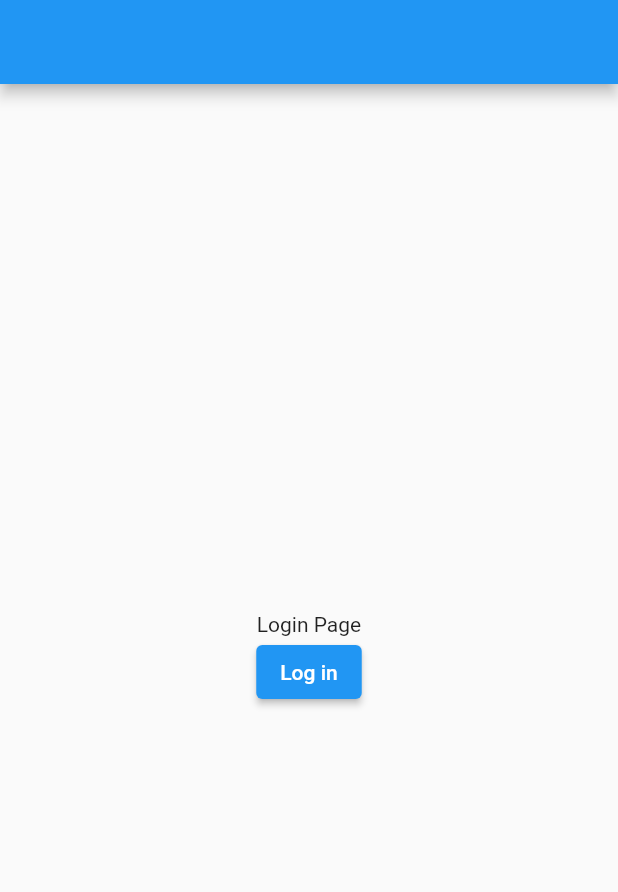
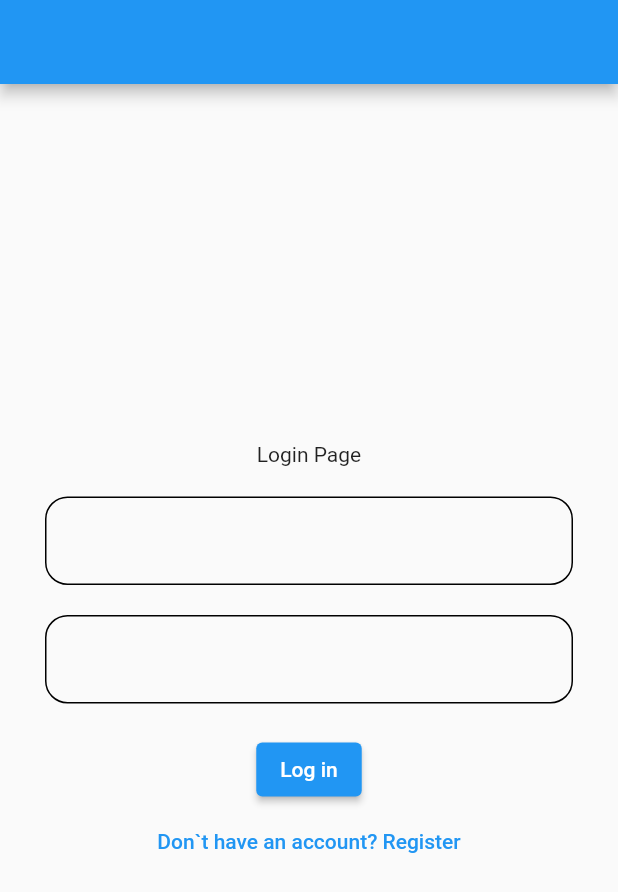
Before and after one commit to kamil-matula/MovieRecommender, a Flutter app: the screen it shows after launch, after a tap on "Log in", on a phone screen of 412 x 824 dp. Shown: the top 892 px of the screen. Run offline on Flutter 3.47's test engine with Material 2 defaults, Android fonts, the phone set to English and light mode, and no system bars; our stand-ins replace firebase_auth, firebase_core, flutter_bloc; accounts and stored records are empty; network calls fail.

Commit message:
Add basic UI and logic for logging and registering

```diff
--- a/lib/core/navigation_manager.dart
+++ b/lib/core/navigation_manager.dart
@@ -2,6 +2,7 @@ import 'package:firebase_auth/firebase_auth.dart';
 import 'package:flutter/material.dart';
 import 'package:flutter_bloc/flutter_bloc.dart';
 import 'package:movie_recommender/view/auth_page/auth_page.dart';
+import 'package:movie_recommender/view/auth_page/cubit/auth_page_type_cubit.dart';
 import 'package:movie_recommender/view/main_page/cubit/bottom_nav_bar_cubit.dart';
 import 'package:movie_recommender/view/main_page/main_page.dart';
 
@@ -19,7 +20,10 @@ class NavigationManager extends StatelessWidget {
             child: const MainPage(),
           );
         }
-        return const AuthPage();
+        return BlocProvider(
+          create: (_) => AuthPageTypeCubit(),
+          child: const AuthPage(),
+        );
       },
     );
   }
--- a/lib/view/auth_page/auth_page.dart
+++ b/lib/view/auth_page/auth_page.dart
@@ -1,5 +1,9 @@
 import 'package:firebase_auth/firebase_auth.dart';
 import 'package:flutter/material.dart';
+import 'package:flutter_bloc/flutter_bloc.dart';
+import 'package:movie_recommender/view/auth_page/cubit/auth_page_type_cubit.dart';
+import 'package:movie_recommender/view/auth_page/widgets/login_page_content.dart';
+import 'package:movie_recommender/view/auth_page/widgets/register_page_content.dart';
 
 class AuthPage extends StatelessWidget {
   const AuthPage({Key? key}) : super(key: key);
@@ -8,20 +12,15 @@ class AuthPage extends StatelessWidget {
   Widget build(BuildContext context) {
     return Scaffold(
       appBar: AppBar(), // TODO: Customize it or remove it
-      body: Column(
-        mainAxisAlignment: MainAxisAlignment.center,
-        children: [
-          // TODO: Add input fields and buttons
-          const Text('Login Page'),
-          Center(
-            child: ElevatedButton(
-              onPressed: () async {
-                FirebaseAuth.instance.signInAnonymously();
-              },
-              child: const Text('Log in'),
-            ),
-          ),
-        ],
+      body: Padding(
+        padding: const EdgeInsets.symmetric(horizontal: 30.0),
+        child: BlocBuilder<AuthPageTypeCubit, AuthPageType>(
+          builder: (_, pageType) {
+            return pageType == AuthPageType.Login
+                ? const LoginPageContent()
+                : const RegisterPageContent();
+          },
+        ),
       ),
     );
   }
--- /dev/null
+++ b/lib/view/auth_page/cubit/auth_page_type_cubit.dart
@@ -0,0 +1,14 @@
+import 'package:flutter_bloc/flutter_bloc.dart';
+
+enum AuthPageType { Login, Register }
+
+/// Cubit responsible for switching between Login Page and Register Page.
+class AuthPageTypeCubit extends Cubit<AuthPageType> {
+  AuthPageTypeCubit() : super(AuthPageType.Login);
+
+  /// Changes state to [AuthPageType.Login].
+  void goToLoginPage() => emit(AuthPageType.Login);
+
+  /// Changes state to [AuthPageType.Register].
+  void goToRegisterPage() => emit(AuthPageType.Register);
+}
--- /dev/null
+++ b/lib/view/auth_page/widgets/login_page_content.dart
@@ -0,0 +1,45 @@
+import 'package:firebase_auth/firebase_auth.dart';
+import 'package:flutter/material.dart';
+import 'package:flutter_bloc/flutter_bloc.dart';
+import 'package:movie_recommender/view/auth_page/cubit/auth_page_type_cubit.dart';
+import 'package:movie_recommender/view/widgets/input_field.dart';
+
+class LoginPageContent extends StatefulWidget {
+  const LoginPageContent({Key? key}) : super(key: key);
+
+  @override
+  State<LoginPageContent> createState() => _LoginPageContentState();
+}
+
+class _LoginPageContentState extends State<LoginPageContent> {
+  final TextEditingController emailController = TextEditingController();
+  final TextEditingController passwordController = TextEditingController();
+
+  @override
+  Widget build(BuildContext context) {
+    return Column(
+      mainAxisAlignment: MainAxisAlignment.center,
+      children: [
+        const Text('Login Page'),
+        const SizedBox(height: 20),
+        CustomInputField(controller: emailController),
+        const SizedBox(height: 20),
+        CustomInputField(controller: passwordController, obscureText: true),
+        const SizedBox(height: 20),
+        ElevatedButton(onPressed: _signIn, child: const Text('Log in')),
+        TextButton(
+          onPressed: context.read<AuthPageTypeCubit>().goToRegisterPage,
+          child: const Text('Don`t have an account? Register'),
+        ),
+      ],
+    );
+  }
+
+  Future<void> _signIn() async {
+    /// TODO: Add validation and displaying response if something went wrong
+    FirebaseAuth.instance.signInWithEmailAndPassword(
+      email: emailController.text,
+      password: passwordController.text,
+    );
+  }
+}
--- /dev/null
+++ b/lib/view/widgets/input_field.dart
@@ -0,0 +1,34 @@
+import 'package:flutter/material.dart';
+
+/// TODO: Customise it
+class CustomInputField extends StatelessWidget {
+  final TextEditingController? controller;
+  final bool obscureText;
+
+  const CustomInputField({
+    Key? key,
+    this.controller,
+    this.obscureText = false,
+  }) : super(key: key);
+
+  @override
+  Widget build(BuildContext context) {
+    return TextFormField(
+      controller: controller,
+      obscureText: obscureText,
+      obscuringCharacter: '*',
+
+      // Borders:
+      decoration: InputDecoration(
+        enabledBorder: createBorderStyle(),
+        errorBorder: createBorderStyle(),
+        focusedErrorBorder: createBorderStyle(),
+        focusedBorder: createBorderStyle(),
+      ),
+    );
+  }
+
+  OutlineInputBorder createBorderStyle() {
+    return OutlineInputBorder(borderRadius: BorderRadius.circular(15));
+  }
+}
```
Also changed, not shown: lib/view/auth_page/widgets/register_page_content.dart (added, +55 -0 lines), lib/view/main_page/main_page.dart (+10 -1 lines).
